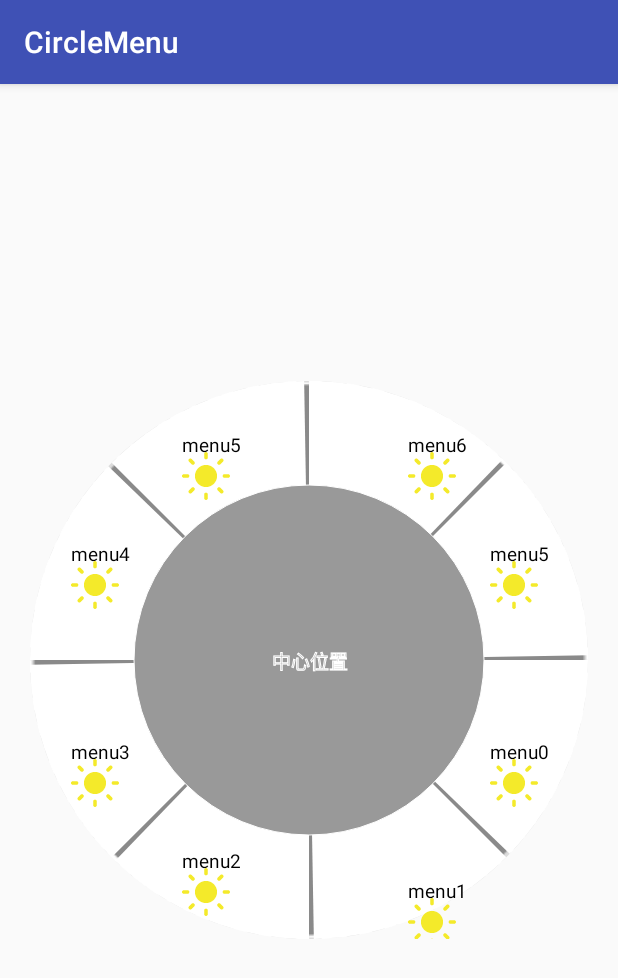
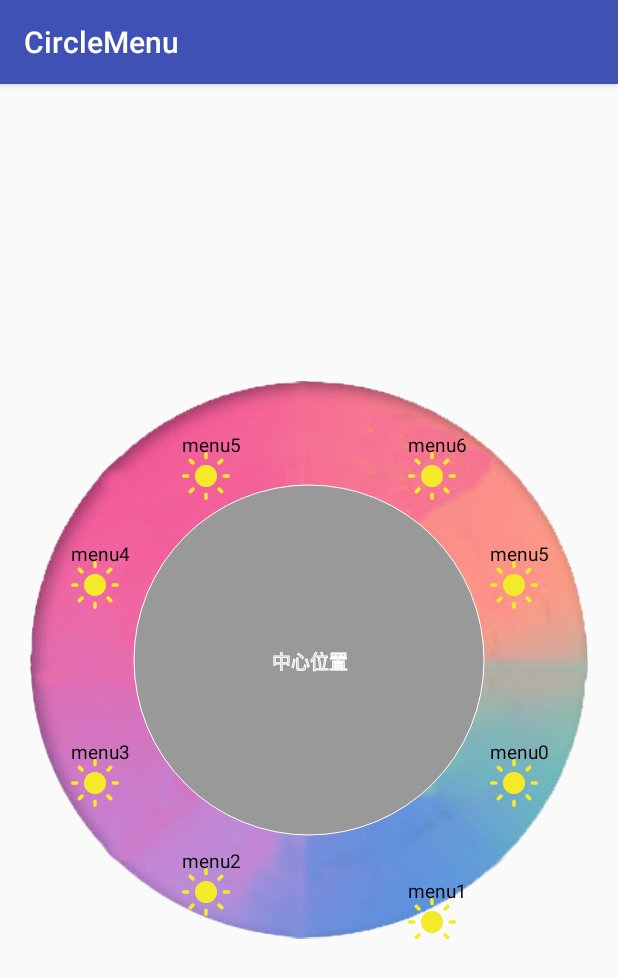
Before and after one commit to FantasyEngineer/CircleMenu, an Android app: the screen it shows after launch (Main2Activity), after a tap on an icon or button, on a phone screen of 412 x 824 dp. Shown: the top 978 px of the screen. Run offline under Robolectric (Android 15) with nearby library versions, the phone set to English and light mode, and no system bars.

Commit message:
点击角度 扇形块发生变化。

```diff
--- a/app/src/main/java/com/example/administrator/circlemenu/CircleMenuLayout.java
+++ b/app/src/main/java/com/example/administrator/circlemenu/CircleMenuLayout.java
@@ -5,6 +5,10 @@ import android.animation.ObjectAnimator;
 import android.animation.PropertyValuesHolder;
 import android.animation.ValueAnimator;
 import android.content.Context;
+import android.graphics.Canvas;
+import android.graphics.Color;
+import android.graphics.Paint;
+import android.graphics.RectF;
 import android.util.AttributeSet;
 import android.util.DisplayMetrics;
 import android.util.Log;
@@ -33,7 +37,7 @@ public class CircleMenuLayout extends ViewGroup {
     /**
      * 菜单的中心child的默认尺寸
      */
-    private float RADIO_DEFAULT_CENTERITEM_DIMENSION = 3 / 5f;
+    public static float RADIO_DEFAULT_CENTERITEM_DIMENSION = 0.66f;
     /**
      * 该容器的内边距,无视padding属性，如需边距请用该变量
      */
@@ -45,7 +49,7 @@ public class CircleMenuLayout extends ViewGroup {
     /**
      * 布局时的开始角度
      */
-    private double mStartAngle = 25.5 - 95d;
+    public static double mStartAngle = 20.5 - 90d;
     /**
      * 菜单项的文本
      */
@@ -76,41 +80,70 @@ public class CircleMenuLayout extends ViewGroup {
         setPadding(0, 0, 0, 0);
     }
 
+    private Paint paint;
+    private float blackDegree = 1;//每个扇形之间的空白角度
+    private float deviationDegree;//偏移角度
+    //宽高
+    private int coreX, coreY;
+
+    @Override
+    protected void onDraw(Canvas canvas) {
+        super.onDraw(canvas);
+        paint = new Paint();
+        deviationDegree = 0;//偏移角度(以x轴正方向的位置为起始点，顺时针画扇形)
+        coreX = getWidth();
+        coreY = getWidth();
+        //画圆形，指定好中心点坐标、半径、画笔
+        canvas.drawCircle(coreX / 2, coreX / 2, coreX / 2, paint);
+
+
+        RectF rect = new RectF(0, 0, coreX, coreY);
+        //画菜单
+        float sweepAngle = 45;//每个弧形的角度（需要减去空白的区域）
+        for (int i = 0; i < 8; i++) {
+            //填充
+            paint = new Paint();
+            //抗锯齿
+            paint.setAntiAlias(true);
+            paint.setColor(0x00000000);
+            canvas.drawArc(rect, deviationDegree + i * (sweepAngle + blackDegree), sweepAngle, true, paint);//画圆的起始位置为x轴正坐标
+        }
+
+    }
+
     /**
      * 设置布局的宽高，并策略menu item宽高
      */
     @Override
     protected void onMeasure(int widthMeasureSpec, int heightMeasureSpec) {
-        int resWidth = 0;
-        int resHeight = 0;
-        /**
-         * 根据传入的参数，分别获取测量模式和测量值
-         */
-        int width = MeasureSpec.getSize(widthMeasureSpec);
-        int widthMode = MeasureSpec.getMode(widthMeasureSpec);
-
-        int height = MeasureSpec.getSize(heightMeasureSpec);
-        int heightMode = MeasureSpec.getMode(heightMeasureSpec);
-
-        /**
-         * 如果宽或者高的测量模式非精确值
-         */
-        if (widthMode != MeasureSpec.EXACTLY
-                || heightMode != MeasureSpec.EXACTLY) {
-            // 主要设置为背景图的高度
-//            resWidth = getSuggestedMinimumWidth();
-            // 如果未设置背景图片，则设置为屏幕宽高的默认值
-            resWidth = resWidth == 0 ? getDefaultWidth() - blankMargin : resWidth;
-
-//            resHeight = getSuggestedMinimumHeight();
-            // 如果未设置背景图片，则设置为屏幕宽高的默认值
-            resHeight = resHeight == 0 ? getDefaultWidth() - blankMargin : resHeight;
-        } else {
-            // 如果都设置为精确值，则直接取小值；
-            resWidth = resHeight = Math.min(width, height);
-        }
-
-        setMeasuredDimension(resWidth, resHeight);//确定viewgroup的大小
+//        /**
+//         * 根据传入的参数，分别获取测量模式和测量值
+//         */
+//        int width = MeasureSpec.getSize(widthMeasureSpec);
+//        int widthMode = MeasureSpec.getMode(widthMeasureSpec);
+//
+//        int height = MeasureSpec.getSize(heightMeasureSpec);
+//        int heightMode = MeasureSpec.getMode(heightMeasureSpec);
+//
+//        /**
+//         * 如果宽或者高的测量模式非精确值
+//         */
+//        if (widthMode != MeasureSpec.EXACTLY
+//                || heightMode != MeasureSpec.EXACTLY) {
+//            // 主要设置为背景图的高度
+////            resWidth = getSuggestedMinimumWidth();
+//            // 如果未设置背景图片，则设置为屏幕宽高的默认值
+//            resWidth = resWidth == 0 ? getDefaultWidth() - blankMargin : resWidth;
+//
+////            resHeight = getSuggestedMinimumHeight();
+//            // 如果未设置背景图片，则设置为屏幕宽高的默认值
+//            resHeight = resHeight == 0 ? getDefaultWidth() - blankMargin : resHeight;
+//        } else {
+//            // 如果都设置为精确值，则直接取小值；
+//            resWidth = resHeight = Math.min(width, height);
+//        }
+        heightMeasureSpec = widthMeasureSpec;
+        setMeasuredDimension(widthMeasureSpec, heightMeasureSpec);//确定viewgroup的大小
 
         // 获得半径
         mRadius = Math.min(getMeasuredWidth(), getMeasuredHeight());
@@ -160,6 +193,7 @@ public class CircleMenuLayout extends ViewGroup {
         void itemClick(View view, int pos);
 
         void itemCenterClick(View view);
+
     }
 
     /**
--- a/app/src/main/java/com/example/administrator/circlemenu/CustomLayout.java
+++ b/app/src/main/java/com/example/administrator/circlemenu/CustomLayout.java
@@ -11,18 +11,20 @@ import android.widget.RelativeLayout;
 
 import com.example.administrator.circlemenu.util.ToastUtil;
 
+import static com.example.administrator.circlemenu.CircleMenuLayout.RADIO_DEFAULT_CENTERITEM_DIMENSION;
+
 /**
  * 可滑动的customlayout
  */
 public class CustomLayout extends RelativeLayout {
     private Context context;
     private ViewDragHelper mDragger;
-
     private View mAutoBackView;
-
     private Point mAutoBackOriginPos = new Point();
     private CircleMenuLayout circleMenuLayout;//圆圈
     private boolean isRelease = true;
+    private boolean isInRing = false;//在圆环内吗？
+    private customLayoutListener mCustomLayoutListener;
 
     public CustomLayout(final Context context, AttributeSet attrs) {
         super(context, attrs);
@@ -32,8 +34,10 @@ public class CustomLayout extends RelativeLayout {
             public boolean tryCaptureView(View child, int pointerId) {
                 Log.d("回调顺序", "tryCaptureView");
                 //开始移动的时候,开始震动
-                isRelease = false;
-                circleMenuLayout.startShake();
+                if (child == mAutoBackView) {
+                    isRelease = false;
+                    circleMenuLayout.startShake();
+                }
                 //mEdgeTrackerView禁止直接移动
                 return child == mAutoBackView;
             }
@@ -49,13 +53,13 @@ public class CustomLayout extends RelativeLayout {
             }
 
 
-            //手指释放的时候回调
+            //手指释放的时候回调(xvel与yvel是速率)
             @Override
             public void onViewReleased(View releasedChild, float xvel, float yvel) {
                 //mAutoBackView手指释放时可以自动回去
                 //停止震动
-                circleMenuLayout.stopShake();
                 if (releasedChild == mAutoBackView) {
+                    circleMenuLayout.stopShake();
                     isRelease = true;
                     mDragger.settleCapturedViewAt(mAutoBackOriginPos.x, mAutoBackOriginPos.y);
                     invalidate();
@@ -80,26 +84,45 @@ public class CustomLayout extends RelativeLayout {
 
             @Override
             public void onViewDragStateChanged(int state) {
+                Log.d("CustomLayout", "state:" + state);
                 super.onViewDragStateChanged(state);
             }
 
             //移动的时候坐标
             @Override
             public void onViewPositionChanged(View changedView, int left, int top, int dx, int dy) {
-                if (isRelease) {//释放的时候点的位置
+                Log.d("CustomLayout", left + "||||" + top);
+                if (changedView == mAutoBackView && isRelease) {//释放的时候点的位置
                     isRelease = false;
-
                     //点击的是某个扇形；按下点到中心点的距离大于中心圆半径小于大圆半径，那就是点击某个扇形了
-                    float sweepAngle = 360 / 8;//每个弧形的角度
+                    float sweepAngle = 45;//每个弧形的角度
                     int angle = getRotationBetweenLines(centerX, centerX, left, top);
-                    //这个angle的角度是从正Y轴开始，而我们的扇形是从正X轴开始，再加上偏移角度，所以需要计算一下
+//                    Log.d("CustomLayout", "angle:" + angle);
+                    //这个angle的角度是从正Y轴开始
                     angle = (angle + 360) % 360;
+//                    Log.d("CustomLayout", "angle:" + angle);
                     int onClickState = (int) (angle / sweepAngle);//根据角度得出点击的是那个扇形
-                    if (getDisForTwoSpot(centerX, centerY, left, top) <= radius
-                            && getDisForTwoSpot(centerX, centerY, left, top) >= circleMenuLayout.getCenterRadius()) {
-                        ToastUtil.show(context, "在圆环内" + onClickState);
+//                    Log.d("CustomLayout", centerX + "=====centerY========" + centerY);
+//                    Log.d("CustomLayout", left + "====top=========" + top);
+//                    Log.d("CustomLayout", radius + "======CenterRadius=======" + CenterRadius);
+//                    Log.d("CustomLayout", "getDisForTwoSpot(centerX, centerY, left, top):" + getDisForTwoSpot(centerX, centerY, left, top));
+                    if (getDisForTwoSpot(centerX, centerY, left, top) <= radius) {
+                        if (getDisForTwoSpot(centerX, centerY, left, top) >= CenterRadius - 50) {
+                            changedView.setVisibility(INVISIBLE);
+                            if (mCustomLayoutListener != null) {
+                                mCustomLayoutListener.onRingRelease(onClickState);
+                            }
+                        } else {
+                            changedView.setVisibility(VISIBLE);
+                            if (mCustomLayoutListener != null) {
+                                mCustomLayoutListener.outRingRelease();
+                            }
+                        }
                     } else {
-                        ToastUtil.show(context, "在圆外或者圆心");
+                        changedView.setVisibility(VISIBLE);
+                        if (mCustomLayoutListener != null) {
+                            mCustomLayoutListener.outRingRelease();
+                        }
                     }
                 }
                 super.onViewPositionChanged(changedView, left, top, dx, dy);
@@ -108,7 +131,6 @@ public class CustomLayout extends RelativeLayout {
             //当captureview被捕获时回调
             @Override
             public void onViewCaptured(View capturedChild, int activePointerId) {
-
                 super.onViewCaptured(capturedChild, activePointerId);
             }
 
@@ -162,18 +184,32 @@ public class CustomLayout extends RelativeLayout {
         }
         //获取圆心位置，获取半径，获取坐标
         if (circleMenuLayout != null) {
+            //大圆半径
             radius = circleMenuLayout.getWidth() / 2;
+            Log.d("CustomLayout", "radius:" + radius);
+            //中心圆半径
+            CenterRadius = radius * RADIO_DEFAULT_CENTERITEM_DIMENSION;
+            Log.d("CustomLayout", "CenterRadius:" + CenterRadius);
+
+            //左上角坐标
             leftTopX = circleMenuLayout.getLeft();
             leftTopY = circleMenuLayout.getTop();
+            //右下角坐标
             rightBottomX = circleMenuLayout.getLeft() + circleMenuLayout.getWidth();
             rightBottomY = circleMenuLayout.getTop() + circleMenuLayout.getWidth();
-            centerX = leftTopX + radius;
-            centerY = leftTopY + radius - CircleMenuLayout.blankMargin / 2;
+            //圆心坐标
+            centerX = (rightBottomX + leftTopX) / 2;
+            centerY = (leftTopY + rightBottomY) / 2;
+            Log.d("CustomLayout", "leftTopX:" + leftTopX);
+            Log.d("CustomLayout", "leftTopY:" + leftTopY);
+            Log.d("CustomLayout", "rightBottomX:" + rightBottomX);
+            Log.d("CustomLayout", "rightBottomY:" + rightBottomY);
         }
     }
 
     //半径
     private float radius = 0;
+    private float CenterRadius = 0;
     float leftTopX, leftTopY, rightBottomX, rightBottomY, centerX, centerY;
 
     @Override
@@ -208,7 +244,6 @@ public class CustomLayout extends RelativeLayout {
         return Math.sqrt((width * width) + (height * height));
     }
 
-
     /**
      * 获取两条线的夹角 * * @param centerX * @param centerY * @param xInView * @param yInView * @return
      */
@@ -236,6 +271,21 @@ public class CustomLayout extends RelativeLayout {
         return (int) rotation;
     }
 
+    public customLayoutListener getCustomLayoutListener() {
+        return mCustomLayoutListener;
+    }
+
+    public void setCustomLayoutListener(customLayoutListener customLayoutListener) {
+        mCustomLayoutListener = customLayoutListener;
+    }
+
+
+    public interface customLayoutListener {
+        void onRingRelease(int location);//在圆环上松手
+
+        void outRingRelease();
+    }
+
 }
 
 
--- a/app/src/main/java/com/example/administrator/circlemenu/Main2Activity.java
+++ b/app/src/main/java/com/example/administrator/circlemenu/Main2Activity.java
@@ -22,9 +22,6 @@ public class Main2Activity extends AppCompatActivity {
     private void addMenu() {
         RoundView.RoundMenu menu0 = new RoundView.RoundMenu();
         menu0.resID = R.drawable.home_mbank_1_normal;
-        menu0.solidColor = this.getResources().getColor(R.color.trans);
-        menu0.strokeColor = this.getResources().getColor(R.color.gray_00000);
-        menu0.selectSolidColor = this.getResources().getColor(R.color.gray_9999);
         menu0.text = "menu5";
 //        menu0.onClickListener = new View.OnClickListener() {
 //            @Override
@@ -36,9 +33,6 @@ public class Main2Activity extends AppCompatActivity {
 
         RoundView.RoundMenu menu1 = new RoundView.RoundMenu();
         menu1.resID = R.drawable.home_mbank_1_normal;
-        menu1.solidColor = this.getResources().getColor(R.color.trans);
-        menu1.strokeColor = this.getResources().getColor(R.color.gray_00000);
-        menu1.selectSolidColor = this.getResources().getColor(R.color.gray_9999);
         menu1.text = "menu0";
 //        menu1.onClickListener = new View.OnClickListener() {
 //            @Override
@@ -50,9 +44,6 @@ public class Main2Activity extends AppCompatActivity {
 
         RoundView.RoundMenu menu2 = new RoundView.RoundMenu();
         menu2.resID = R.drawable.home_mbank_1_normal;
-        menu2.solidColor = this.getResources().getColor(R.color.trans);
-        menu2.strokeColor = this.getResources().getColor(R.color.gray_00000);
-        menu2.selectSolidColor = this.getResources().getColor(R.color.gray_9999);
         menu2.text = "menu1";
 //        menu2.onClickListener = new View.OnClickListener() {
 //            @Override
@@ -64,9 +55,6 @@ public class Main2Activity extends AppCompatActivity {
 
         RoundView.RoundMenu menu3 = new RoundView.RoundMenu();
         menu3.resID = R.drawable.home_mbank_1_normal;
-        menu3.solidColor = this.getResources().getColor(R.color.trans);
-        menu3.strokeColor = this.getResources().getColor(R.color.gray_00000);
-        menu3.selectSolidColor = this.getResources().getColor(R.color.gray_9999);
         menu3.text = "menu2";
 //        menu3.onClickListener = new View.OnClickListener() {
 //            @Override
@@ -78,9 +66,6 @@ public class Main2Activity extends AppCompatActivity {
 
         RoundView.RoundMenu menu4 = new RoundView.RoundMenu();
         menu4.resID = R.drawable.home_mbank_1_normal;
-        menu4.solidColor = this.getResources().getColor(R.color.trans);
-        menu4.strokeColor = this.getResources().getColor(R.color.gray_00000);
-        menu4.selectSolidColor = this.getResources().getColor(R.color.gray_9999);
         menu4.text = "menu3";
 //        menu4.onClickListener = new View.OnClickListener() {
 //            @Override
@@ -92,25 +77,16 @@ public class Main2Activity extends AppCompatActivity {
 
         RoundView.RoundMenu menu5 = new RoundView.RoundMenu();
         menu5.resID = R.drawable.home_mbank_1_normal;
-        menu5.solidColor = this.getResources().getColor(R.color.trans);
-        menu5.strokeColor = this.getResources().getColor(R.color.gray_9999);
-        menu5.selectSolidColor = this.getResources().getColor(R.color.gray_00000);
         menu5.text = "menu4";
         roundView.addRoundMenu(menu5);
 
         RoundView.RoundMenu menu6 = new RoundView.RoundMenu();
         menu6.resID = R.drawable.home_mbank_1_normal;
-        menu6.solidColor = this.getResources().getColor(R.color.trans);
-        menu6.strokeColor = this.getResources().getColor(R.color.gray_9999);
-        menu6.selectSolidColor = this.getResources().getColor(R.color.gray_00000);
         menu6.text = "menu5";
         roundView.addRoundMenu(menu6);
 
         RoundView.RoundMenu menu7 = new RoundView.RoundMenu();
         menu7.resID = R.drawable.home_mbank_1_normal;
-        menu7.solidColor = this.getResources().getColor(R.color.trans);
-        menu7.strokeColor = this.getResources().getColor(R.color.gray_9999);
-        menu7.selectSolidColor = this.getResources().getColor(R.color.gray_00000);
         menu7.text = "menu6";
         roundView.addRoundMenu(menu7);
 
--- a/app/src/main/java/com/example/administrator/circlemenu/MainActivity.java
+++ b/app/src/main/java/com/example/administrator/circlemenu/MainActivity.java
@@ -2,12 +2,17 @@ package com.example.administrator.circlemenu;
 
 import android.animation.ObjectAnimator;
 import android.animation.ValueAnimator;
+import android.content.DialogInterface;
 import android.content.Intent;
+import android.support.v7.app.AlertDialog;
 import android.support.v7.app.AppCompatActivity;
 import android.os.Bundle;
 import android.view.View;
 import android.widget.Button;
+import android.widget.TextView;
 import android.widget.Toast;
+
+import com.example.administrator.circlemenu.util.ToastUtil;
 
 public class MainActivity extends AppCompatActivity {
 
@@ -27,6 +32,8 @@ public class MainActivity extends AppCompatActivity {
             0, 0,
             0};
     private Button shake;
+    private CustomLayout customLayout;
+    private TextView new_item;
 
     @Override
     protected void onCreate(Bundle savedInstanceState) {
@@ -35,6 +42,8 @@ public class MainActivity extends AppCompatActivity {
         //自已切换布局文件看效果
         setContentView(R.layout.activity_main);
         mCircleMenuLayout = (CircleMenuLayout) findViewById(R.id.id_menulayout);
+        customLayout = (CustomLayout) findViewById(R.id.customLayout);
+        new_item = (TextView) findViewById(R.id.new_item);
         mCircleMenuLayout.setMenuItemIconsAndTexts(mItemImgs, mItemTexts);
         mCircleMenuLayout.setMenuItemIconsPress(mItemImgsPress);
         mCircleMenuLayout.setOnMenuItemClickListener(new CircleMenuLayout.OnMenuItemClickListener() {
@@ -43,7 +52,6 @@ public class MainActivity extends AppCompatActivity {
             public void itemClick(View view, int pos) {
                 Toast.makeText(MainActivity.this, mItemTexts[pos],
                         Toast.LENGTH_SHORT).show();
-
             }
 
             @Override
@@ -56,6 +64,19 @@ public class MainActivity extends AppCompatActivity {
 
             }
         });
+        customLayout.setCustomLayoutListener(new CustomLayout.customLayoutListener() {
+            @Override
+            public void onRingRelease(int location) {
+                ToastUtil.show(MainActivity.this, location + "");
+                showAlert();
+            }
+
+            @Override
+            public void outRingRelease() {
+
+            }
+        });
+
         shake = (Button) findViewById(R.id.shake);
         //震动布局监听
         findViewById(R.id.shake).setOnClickListener(new View.OnClickListener() {
@@ -71,7 +92,26 @@ public class MainActivity extends AppCompatActivity {
                 mCircleMenuLayout.stopShake();
             }
         });
+    }
 
+    private void showAlert() {
+        AlertDialog.Builder alertDialog = new AlertDialog.Builder(MainActivity.this);
+        alertDialog.setTitle("提示");
+        alertDialog.setMessage("是否替换该项???");
+        alertDialog.setNegativeButton("确定", new DialogInterface.OnClickListener() {
+            @Override
+            public void onClick(DialogInterface dialog, int which) {
+
+            }
+        });
+        alertDialog.setPositiveButton("取消", new DialogInterface.OnClickListener() {
+            @Override
+            public void onClick(DialogInterface dialog, int which) {
+                new_item.setVisibility(View.VISIBLE);
+            }
+        });
+        alertDialog.create();
+        alertDialog.show();
     }
 
 }
--- a/app/src/main/java/com/example/administrator/circlemenu/RoundView.java
+++ b/app/src/main/java/com/example/administrator/circlemenu/RoundView.java
@@ -89,7 +89,7 @@ public class RoundView extends View {
 
         //画图片背景
         paint = new Paint();
-        Bitmap bitmap = drawable2Bitmap(getResources().getDrawable(R.drawable.bg_circle2));
+        Bitmap bitmap = drawable2Bitmap(getResources().getDrawable(R.drawable.bg5));
         Bitmap newBmp = Bitmap.createScaledBitmap(bitmap, coreX, coreX, true);
         //初始化BitmapShader，传入bitmap对象
         BitmapShader bitmapShader = new BitmapShader(newBmp, Shader.TileMode.CLAMP, Shader.TileMode.CLAMP);
@@ -309,7 +309,7 @@ public class RoundView extends View {
     public static class RoundMenu {
         public boolean useCenter = true;//扇形是否画连接中心点的直线
         public int solidColor = 0x00000000;//背景颜色,默认透明
-        public int selectSolidColor = 0x00000000;//背景颜色,默认透明
+        public int selectSolidColor = 0x33000000;//背景颜色,默认透明
         public int strokeColor = 0x00000000;//描边颜色,默认透明
         public int strokeSize = 1;//描边的宽度,默认1
         public int resID;//菜单的res R.drawable.
```
Also changed, not shown: app/src/main/res/layout/activity_main.xml (+13 -10 lines), app/src/main/res/drawable-hdpi/bg5.png (added), app/src/main/res/drawable-hdpi/icon_center.png (added).
